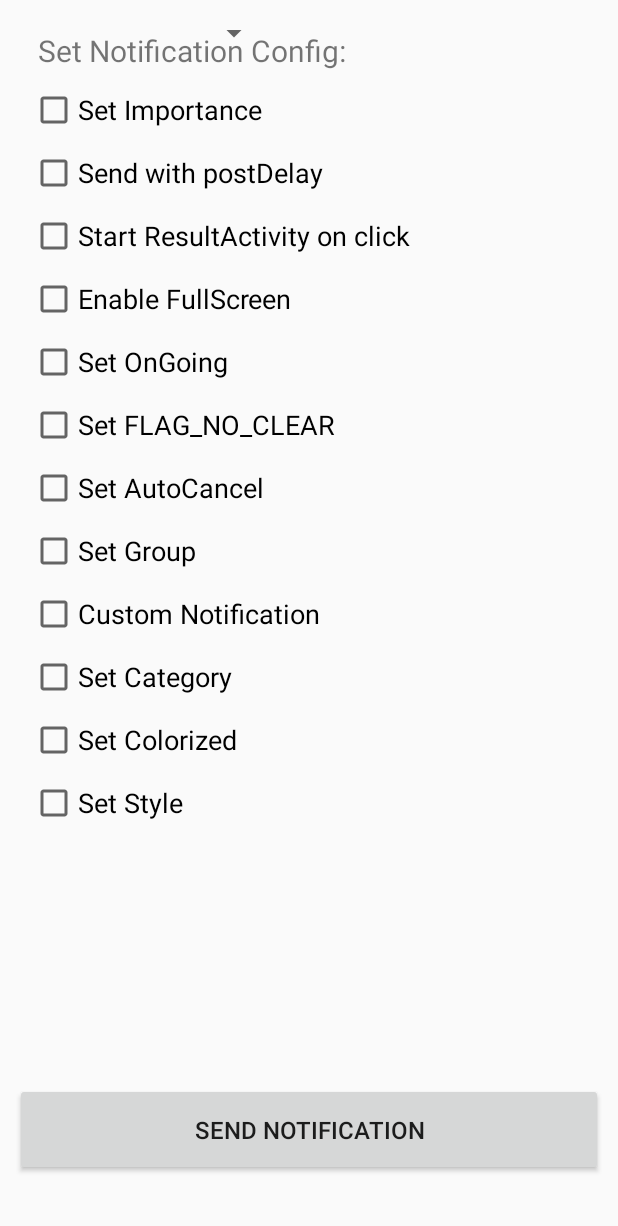
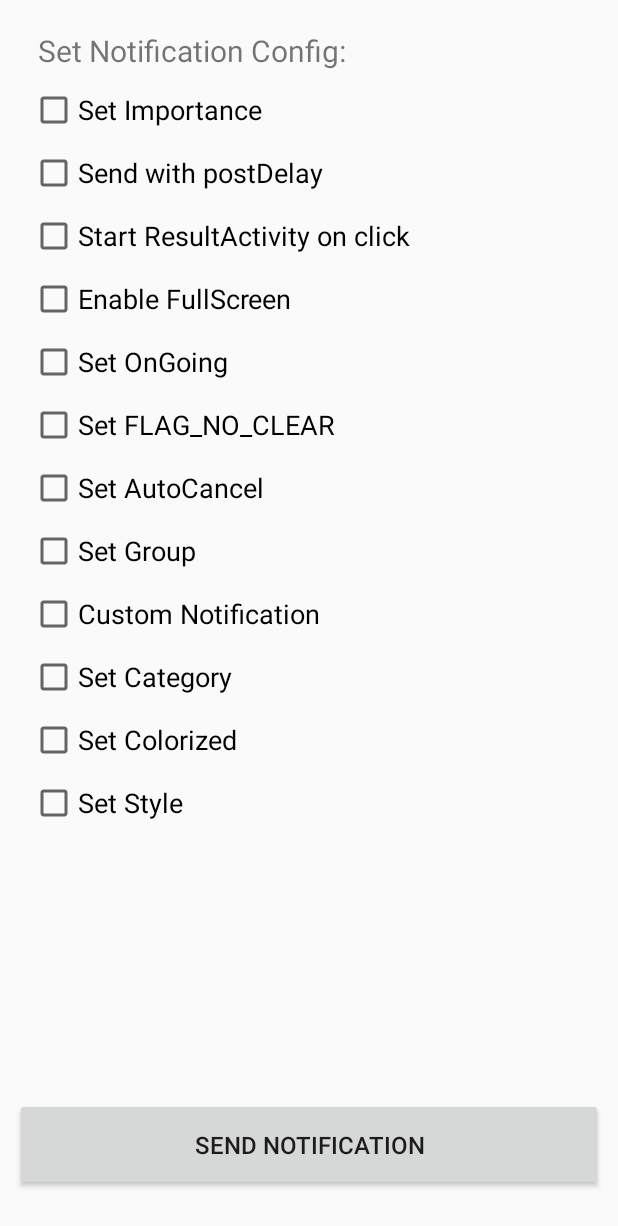
Before and after one commit to layonmartins/SendNotification, an Android app: the layout activity_main.xml on its own in the app's theme, with its tools: preview values and no code run, on a phone screen of 412 x 824 dp. Shown: the top 1226 px of the screen. Run offline under Robolectric (Android 15) with nearby library versions, the phone set to English and light mode, and no system bars.

```diff
--- a/app/src/main/res/layout/activity_main.xml
+++ b/app/src/main/res/layout/activity_main.xml
@@ -215,7 +215,7 @@
         android:layout_width="wrap_content"
         android:layout_height="wrap_content"
         android:layout_marginStart="10dp"
-        android:visibility="visible"
+        android:visibility="gone"
         app:layout_constraintBaseline_toBaselineOf="@id/checkBox_style"
         app:layout_constraintHorizontal_bias="0.0"
         app:layout_constraintStart_toEndOf="@+id/checkBox_style"
@@ -230,7 +230,7 @@
         android:onClick="sendNotification"
         android:textSize="16sp"
         android:padding="20dp"
-        android:layout_marginBottom="30dp"
+        android:layout_marginBottom="20dp"
         app:layout_constraintBottom_toBottomOf="parent"
         app:layout_constraintEnd_toEndOf="parent"
         app:layout_constraintStart_toStartOf="parent">
```
Also changed, not shown: app/src/main/java/com/layon/android/sendnotification/MainActivity.java (+20 -5 lines).
